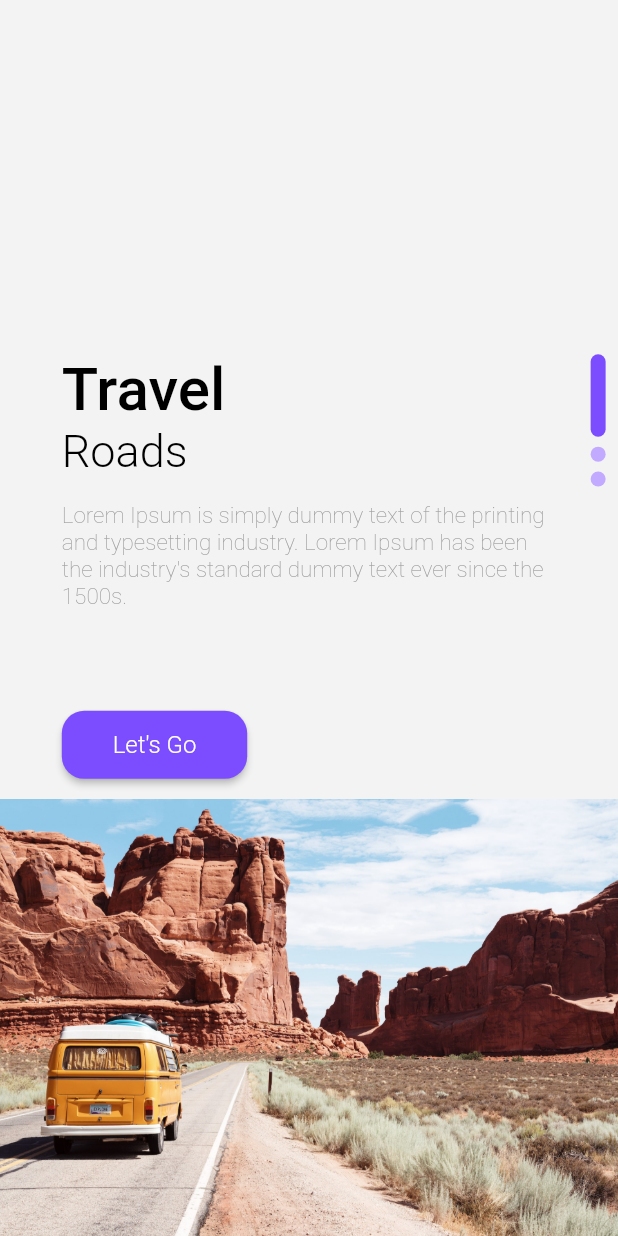
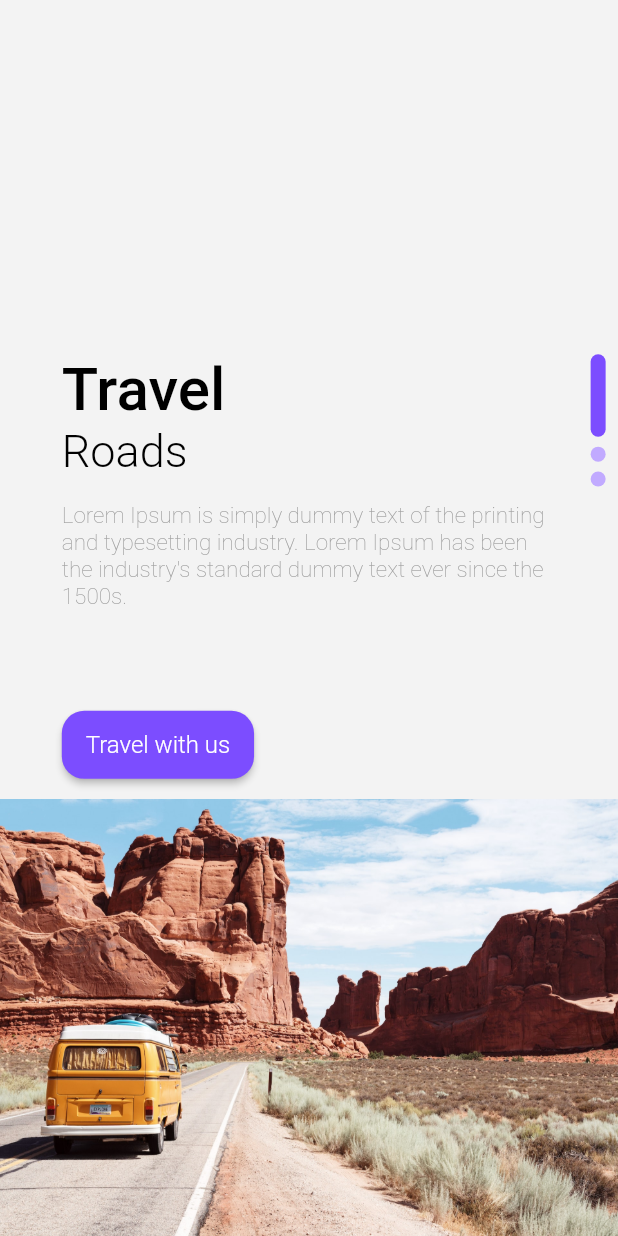
Before and after one commit to AmirBayat0/Flutter-Travel-App, a Flutter app: the screen it shows after launch, on a phone screen of 412 x 824 dp. Run offline on Flutter 3.47's test engine with Material 2 defaults, Android fonts, the phone set to English and light mode, and no system bars; our stand-ins replace animate_do, google_fonts, water_drop_nav_bar; missing offline and left inert: shape_of_view_null_safe; Roboto replaces fonts that are missing (Ubuntu).

Commit message:
'commit'

```diff
--- a/travel_app/lib/pages/welcome_page.dart
+++ b/travel_app/lib/pages/welcome_page.dart
@@ -116,7 +116,7 @@ class _WelcomePageState extends State<WelcomePage> {
                                                     const MainWrapper()));
                                       },
                                       child: const AppText(
-                                        text: "Let's Go",
+                                        text: "Travel with us",
                                         size: 16,
                                         color: Colors.white,
                                         fontWeight: FontWeight.w300,
```
